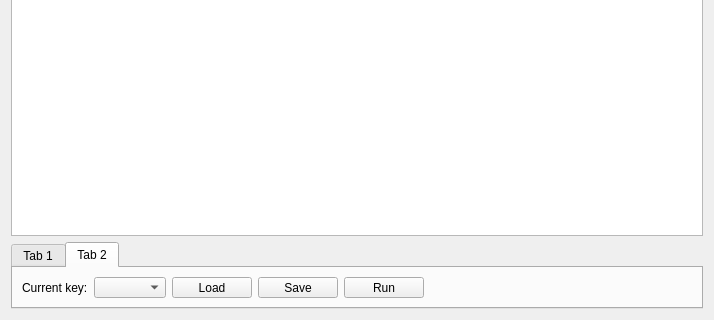
Old version of the form scripteditor.ui in the repository insilmaril/vym; both pictures show x 0 to 714 and y 187 to 507 of the 714 by 507 pixel window.
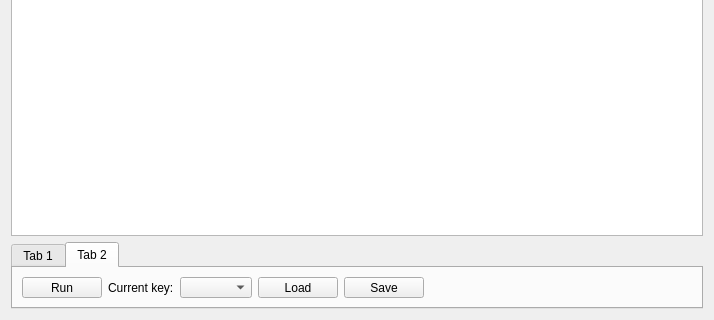
New version of the form. The open tabs and pages were chosen to show the change.

Diff of the .ui file:
```diff
--- a/scripteditor.ui
+++ b/scripteditor.ui
@@ -110,11 +110,18 @@
          <item>
           <layout class="QHBoxLayout" name="horizontalLayout">
            <property name="spacing">
-            <number>-1</number>
+            <number>6</number>
            </property>
            <property name="sizeConstraint">
             <enum>QLayout::SetMinimumSize</enum>
            </property>
+           <item>
+            <widget class="QPushButton" name="macroRunButton">
+             <property name="text">
+              <string>Run</string>
+             </property>
+            </widget>
+           </item>
            <item>
             <widget class="QLabel" name="label">
              <property name="text">
@@ -139,13 +146,6 @@
              </property>
             </widget>
            </item>
-           <item>
-            <widget class="QPushButton" name="macroRunButton">
-             <property name="text">
-              <string>Run</string>
-             </property>
-            </widget>
-           </item>
            <item>
             <spacer name="horizontalSpacer_2">
              <property name="orientation">
```
Left out of the diff: 2 changed lines with no effect on the pictures.
